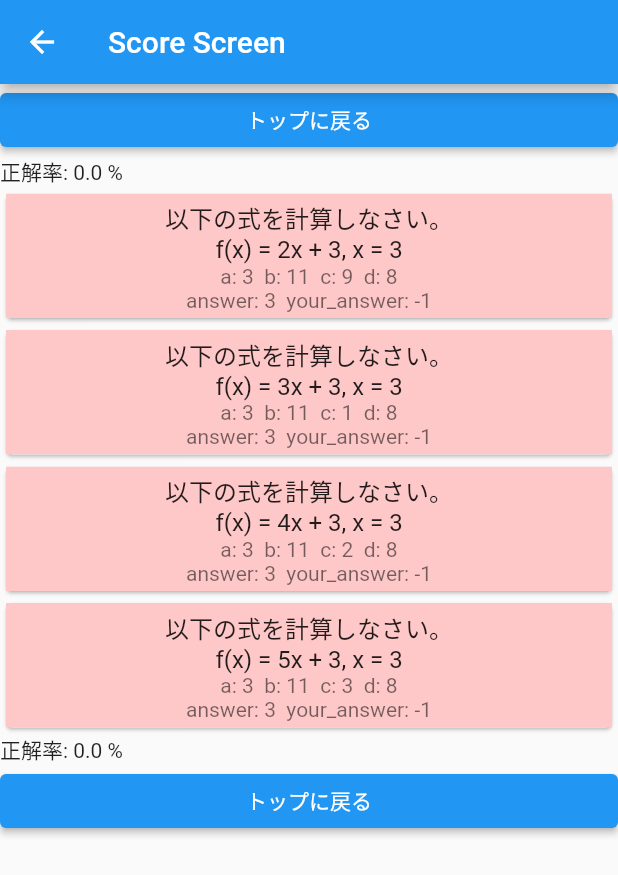
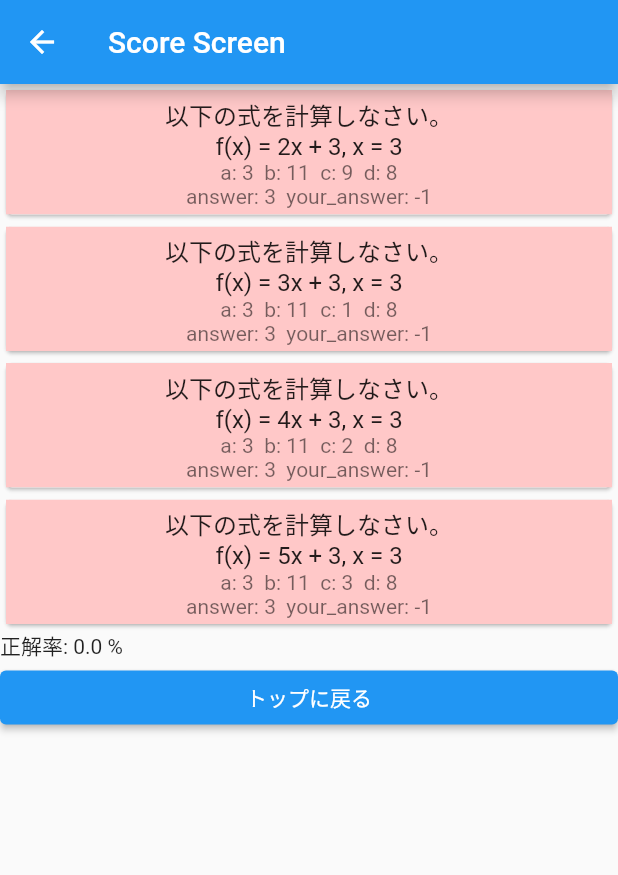
Before and after one commit to O01o/flutter_calc_time_attack, a Flutter app: the ScoreScreen screen opened by its route, on a phone screen of 412 x 824 dp. Shown: the top 875 px of the screen. Run offline on Flutter 3.47's test engine with Material 2 defaults, Android fonts, the phone set to English and light mode, and no system bars; our stand-ins replace flutter_riverpod, freezed_annotation, riverpod, state_notifier, table_calendar.

Commit message:
added score.dart dialog design
In it, there is an Asset Image that shows a trivia

```diff
--- a/lib/widgets/score.dart
+++ b/lib/widgets/score.dart
@@ -78,19 +78,6 @@ class ScoreScreen extends ConsumerWidget {
           return CustomScrollView(
             slivers: [
               SliverList(
-                delegate: SliverChildListDelegate(
-                  [
-                    ElevatedButton(
-                      child: const Text("トップに戻る"),
-                      onPressed: () {
-                        Navigator.pushNamed(context, "/");
-                      }
-                    ),
-                    Text("正解率: $scorePercent %"),
-                  ]
-                )
-              ),
-              SliverList(
                 delegate: SliverChildBuilderDelegate(
                   (BuildContext context, int index) {
                     IssueData issueData = issueDataList[index];
@@ -105,12 +92,8 @@ class ScoreScreen extends ConsumerWidget {
                         ),
                         subtitle: Column(
                           children: [
-                            Text("a: " + issueData.a
-                            + "  b: " + issueData.b
-                            + "  c: " + issueData.c
-                            + "  d: " + issueData.d),
-                            Text("answer: " + issueData.answerIndex.toString()
-                            + "  your_answer: " + issueData.yourAnswerIndex.toString())
+                            Text("a: ${issueData.a}  b: ${issueData.b}  c: ${issueData.c}  d: ${issueData.d}"),
+                            Text("answer: ${issueData.answerIndex.toString()}  your_answer: ${issueData.yourAnswerIndex.toString()}")
                           ]
                         ),
                         tileColor: (issueData.answerIndex == issueData.yourAnswerIndex)
@@ -126,11 +109,24 @@ class ScoreScreen extends ConsumerWidget {
                 delegate: SliverChildListDelegate(
                   [
                     Text("正解率: $scorePercent %"),
+                    // Image.asset('assets/images/Miku.png'),
                     ElevatedButton(
                       child: const Text("トップに戻る"),
-                      onPressed: () {
-                        Navigator.pushNamedAndRemoveUntil(context, "/", (route) => false);
-                      }
+                      onPressed: () => showDialog(
+                        context: context,
+                        builder: (BuildContext context) => AlertDialog(
+                          title: const Text("今回のコラム"),
+                          content: Image.asset('assets/images/Miku.png'),
+                          actions: [
+                            ElevatedButton(
+                              child: const Text("終了"),
+                              onPressed: () {
+                                Navigator.pushNamedAndRemoveUntil(context, "/", (route) => false);
+                              },
+                            ),
+                          ],
+                        )
+                      )
                     ),
                   ]
                 )
--- a/pubspec.yaml
+++ b/pubspec.yaml
@@ -72,8 +72,8 @@ flutter:
 
   # To add assets to your application, add an assets section, like this:
   assets:
-    - assets/data/issue_data.json
-    - assets/data/sample_data.json
+    - assets/data/
+    - assets/images/
   #   - images/a_dot_ham.jpeg
 
   # An image asset can refer to one or more resolution-specific "variants", see
```
Also changed, not shown: assets/images/Miku.png (added), 1 other file.
